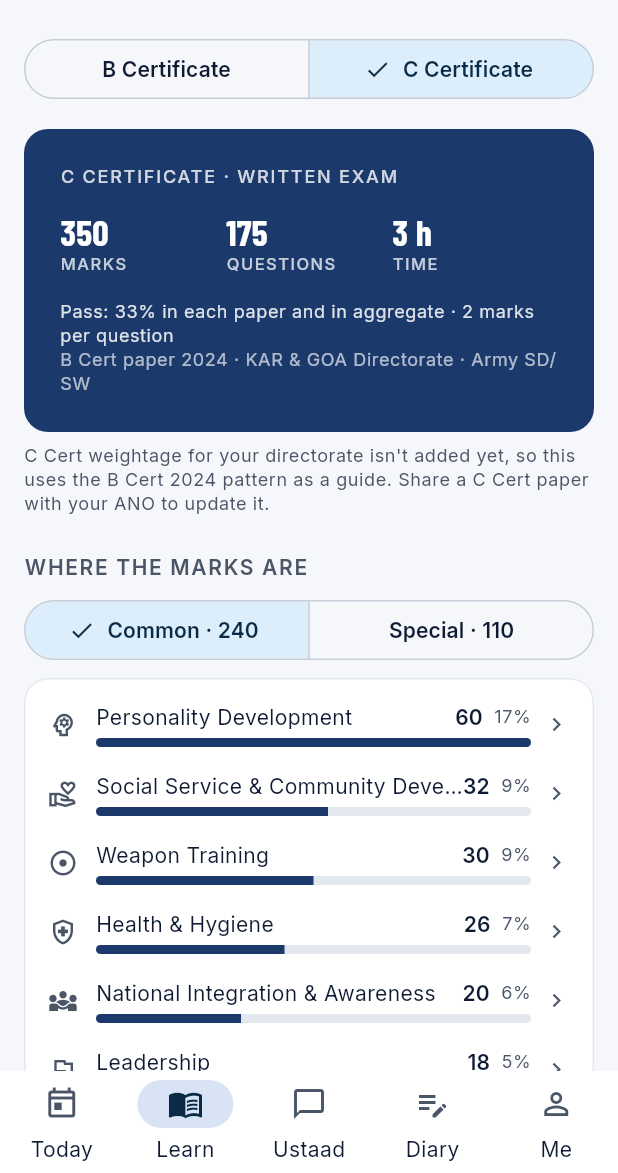
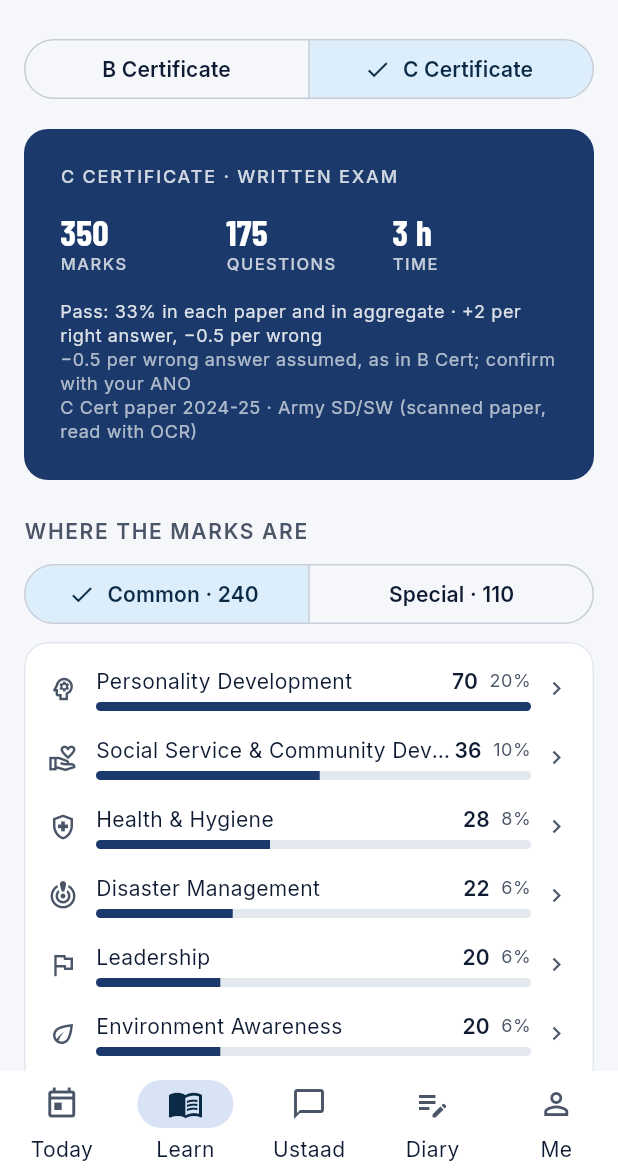
Before and after one commit to jai8806/Phoenix, a Flutter app: the LearnScreen screen opened by its route, after a tap on "C Certificate", on a phone screen of 412 x 824 dp, the part 63-1236 px from its top. Run offline on Flutter 3.47's test engine with Material 3 defaults, Android fonts, the phone set to English and light mode, and no system bars; our stand-ins replace flutter_riverpod, go_router, material_ui, shared_preferences, supabase_flutter; accounts and stored records are empty.

Commit message:
C Cert weightage from its own paper, negative marking, Word papers
- C Cert 2024-25 paper (scanned, bilingual) read with Tesseract OCR; marks
  per section reconstructed and checked against question numbering
  (Common 240, Special 110). Weapon Training drops to 10 and Personality
  Development rises to 70 versus B Cert
- B Cert 2025-26 answer sheet confirms the structure and -0.5 per wrong
  answer; full mocks now mark +2 / -0.5 (C Cert's -0.5 is assumed and
  labelled as such)
- analyze_pyq.py generates bCertInsights and cCertInsights
  (app/lib/data/exam/cert_insights.dart); 1,732 of 1,904 questions matched
  to précis chapters
- mcq_bank.py reads Word papers: numbers unnumbered questions, uses each
  heading's stated count and marks the overflow as Mixed Subjects
  (practice paper: 223 questions)
- Tests: C Cert weightage test (65 app tests, 21 pipeline tests).
  Version 0.5.0

Co-Authored-By: Claude Opus 5.5 <noreply@anthropic.com>
Claude-Session: https://claude.ai/code/session_01MR2csFyhrcPHEkvxik4Kc3

```diff
--- a/app/lib/data/exam/b_cert_insights.dart
+++ /dev/null
@@ -1,126 +0,0 @@
-// GENERATED by tools/ingest/analyze_pyq.py. Do not edit by hand.
-// Marks: B Certificate paper 2024, KAR & GOA NCC Directorate (Army SD/SW).
-// High-yield chapters: 1603 bank and paper questions matched to précis chapters.
-
-import 'insights.dart';
-
-const bCertInsights = ExamInsights(
-  exam: 'B Certificate',
-  source: 'B Cert paper 2024 · KAR & GOA Directorate · Army SD/SW',
-  totalMarks: 350,
-  questionCount: 175,
-  durationMinutes: 180,
-  passRule: '33% in each paper and in aggregate',
-  questionsAnalysed: 1603,
-  subjects: [
-    SubjectInsight(paper: ExamPaper.common, name: 'Personality Development', marks: 60, groupCodes: ['PDLS'], bankQuestions: 178, bankSections: ['Personality Development'], note: '', topChapters: [
-      ChapterShare(code: 'PDLS-5', title: 'Critical and Creative Thinking', share: 0.12),
-      ChapterShare(code: 'PDLS-6', title: 'Communication Skills– 1', share: 0.11),
-      ChapterShare(code: 'PDLS-2', title: 'Factors Influencing / Shaping Personality', share: 0.10),
-      ChapterShare(code: 'PDLS-1', title: 'Introduction to Personality Development', share: 0.10),
-      ChapterShare(code: 'PDLS-9', title: 'Coping with Stress and Emotions', share: 0.10),
-    ]),
-    SubjectInsight(paper: ExamPaper.common, name: 'Social Service & Community Development', marks: 32, groupCodes: ['SA'], bankQuestions: 53, bankSections: ['Social Service & Community Development (SSCD)', 'PMJAY'], note: '', topChapters: [
-      ChapterShare(code: 'SA-13', title: 'Government’s New Development Initiatives', share: 0.34),
-      ChapterShare(code: 'SA-7', title: 'Social Evils: Female Foeticide, Dowry, Child Abuse Trafficking and Corruption', share: 0.09),
-      ChapterShare(code: 'SA-6', title: 'Social Security Schemes', share: 0.09),
-    ]),
-    SubjectInsight(paper: ExamPaper.common, name: 'Weapon Training', marks: 30, groupCodes: ['WT'], bankQuestions: 124, bankSections: ['Weapon Training'], note: '', topChapters: [
-      ChapterShare(code: 'WT-3', title: 'Stripping, Assembling, Care and Cleaning of 5.56mm INSAS Rifle', share: 0.35),
-      ChapterShare(code: 'WT-1', title: 'Characteristics of Point 22” Rifle and its Ammunition', share: 0.28),
-      ChapterShare(code: 'WT-9', title: 'Short Range Firing, Aiming and Alteration of Sight', share: 0.12),
-    ]),
-    SubjectInsight(paper: ExamPaper.common, name: 'Health & Hygiene', marks: 26, groupCodes: ['H'], bankQuestions: 124, bankSections: ['Health and Hygiene'], note: '', topChapters: [
-      ChapterShare(code: 'H-2', title: 'Hygiene and Sanitation (Personal and Food Hygiene)', share: 0.28),
-      ChapterShare(code: 'H-7', title: 'Introduction to Yoga and Exercises', share: 0.21),
-      ChapterShare(code: 'H-5', title: 'First Aid in Common Medical Emergencies', share: 0.17),
-      ChapterShare(code: 'H-4', title: 'Infectious and Contagious Diseases and Their Prevention', share: 0.15),
-      ChapterShare(code: 'H-1', title: 'Structure and Functioning of the Human Body', share: 0.10),
-    ]),
-    SubjectInsight(paper: ExamPaper.common, name: 'National Integration & Awareness', marks: 20, groupCodes: ['NI'], bankQuestions: 49, bankSections: ['National Integration'], note: '', topChapters: [
-      ChapterShare(code: 'NI-4', title: 'Factors Affecting National Integration', share: 0.24),
-      ChapterShare(code: 'NI-1', title: 'Heritage of India', share: 0.24),
-      ChapterShare(code: 'NI-5', title: 'Unity in Diversity', share: 0.16),
-      ChapterShare(code: 'NI-3', title: 'Introduction to Constitution of India', share: 0.14),
-      ChapterShare(code: 'NI-7', title: 'Role of NCC in Nation Building', share: 0.12),
-    ]),
-    SubjectInsight(paper: ExamPaper.common, name: 'Leadership', marks: 18, groupCodes: ['L'], bankQuestions: 83, bankSections: ['Leadership'], note: 'inferred from question numbers', topChapters: [
-      ChapterShare(code: 'L-9', title: 'Leadership Case Studies - III Mahendra Singh Dhoni', share: 0.28),
-      ChapterShare(code: 'L-8', title: 'Leadership Case Studies - II Kiran Bedi', share: 0.20),
-      ChapterShare(code: 'L-1', title: 'Leadership Traits', share: 0.16),
-      ChapterShare(code: 'L-7', title: 'Leadership Case Study -I Swami Vivekananda', share: 0.10),
-    ]),
-    SubjectInsight(paper: ExamPaper.common, name: 'Disaster Management', marks: 18, groupCodes: ['DM'], bankQuestions: 48, bankSections: ['Disaster Management'], note: '', topChapters: [
-      ChapterShare(code: 'DM-2', title: 'Types of Disasters', share: 0.35),
-      ChapterShare(code: 'DM-1', title: 'Disaster Management Organisation – NDMA & NDRF', share: 0.29),
-      ChapterShare(code: 'DM-7', title: 'Fire Fighting', share: 0.15),
-      ChapterShare(code: 'DM-8', title: 'Civil Defence Organisation and Their Duties', share: 0.08),
-    ]),
-    SubjectInsight(paper: ExamPaper.common, name: 'Adventure', marks: 16, groupCodes: ['ADV'], bankQuestions: 33, bankSections: ['Adventure'], note: '', topChapters: [
-      ChapterShare(code: 'ADV-4', title: 'Cycling and Trekking', share: 0.36),
-      ChapterShare(code: 'ADV-1', title: 'Parasailing', share: 0.24),
-      ChapterShare(code: 'ADV-3', title: 'Rock Climbing', share: 0.24),
-      ChapterShare(code: 'ADV-2', title: 'Slithering', share: 0.15),
-    ]),
-    SubjectInsight(paper: ExamPaper.common, name: 'Border & Coastal Areas', marks: 8, groupCodes: [], bankQuestions: 36, bankSections: ['Border And Coastal Areas'], note: '', topChapters: [
-    ]),
-    SubjectInsight(paper: ExamPaper.common, name: 'NCC General', marks: 6, groupCodes: ['N'], bankQuestions: 66, bankSections: ['NCC General'], note: '', topChapters: [
-      ChapterShare(code: 'N-2', title: 'Organisation, Training and NCC Song', share: 0.36),
-      ChapterShare(code: 'N-4', title: 'Duties, Responsibilities and Conduct by NCC Cadets', share: 0.23),
-      ChapterShare(code: 'N-3', title: 'Incentives to Cadets', share: 0.20),
-      ChapterShare(code: 'N-1', title: 'Aims and Objectives of NCC', share: 0.15),
-    ]),
-    SubjectInsight(paper: ExamPaper.common, name: 'Obstacle Training', marks: 6, groupCodes: [], bankQuestions: 20, bankSections: ['Obstacle Training'], note: '', topChapters: [
-    ]),
-    SubjectInsight(paper: ExamPaper.common, name: 'Environment Awareness', marks: 0, groupCodes: ['E'], bankQuestions: 29, bankSections: ['Environmental Awareness And Conservation'], note: 'not in the 2024 paper', topChapters: [
-      ChapterShare(code: 'E-1', title: 'Natural Resources Conservation & Management', share: 0.52),
-      ChapterShare(code: 'E-4', title: 'Energy Conservation', share: 0.24),
-      ChapterShare(code: 'E-2', title: 'Water Conservation and Rainwater Harvesting', share: 0.24),
-    ]),
-    SubjectInsight(paper: ExamPaper.common, name: 'Drill', marks: 0, groupCodes: ['FD'], bankQuestions: 105, bankSections: ['Drill'], note: 'tested in the practical, not the written paper', topChapters: [
-      ChapterShare(code: 'FD-1', title: 'Drill Ki Aam Hidayaten Aur Words of Command', share: 0.19),
-      ChapterShare(code: 'FD-21', title: 'Instructional Practice', share: 0.16),
-      ChapterShare(code: 'FD-3', title: 'Kadwar Sizing, Teen Line Banana, Khuli Line Aur Nikat Line Mein March', share: 0.15),
-      ChapterShare(code: 'FD-2', title: 'Savdhan, Vishram, Aaram Se Aur Mudna', share: 0.10),
-    ]),
-    SubjectInsight(paper: ExamPaper.special, name: 'Map Reading', marks: 24, groupCodes: ['MR'], bankQuestions: 144, bankSections: ['Map Reading (MR)', 'Map Reading'], note: '', topChapters: [
-      ChapterShare(code: 'MR-3', title: 'Topographical Forms and Technical Terms', share: 0.21),
-      ChapterShare(code: 'MR-6', title: 'Types of Bearing and Use of Service Protractor', share: 0.15),
-      ChapterShare(code: 'MR-4', title: 'Relief, Contours and Gradients', share: 0.12),
-      ChapterShare(code: 'MR-5', title: 'Cardinal Points and Types of North', share: 0.12),
-      ChapterShare(code: 'MR-2', title: 'Scales and Grid Systems', share: 0.11),
-    ]),
-    SubjectInsight(paper: ExamPaper.special, name: 'Field Craft & Battle Craft', marks: 24, groupCodes: ['FC/BC'], bankQuestions: 189, bankSections: ['Field Craft And Battle Craft (Fc & Bc)', 'Field Craft & Battle Craft (Fc & Bc)'], note: '', topChapters: [
-      ChapterShare(code: 'FC/BC-3', title: 'Description of Ground', share: 0.13),
-      ChapterShare(code: 'FC/BC-2', title: 'Judging Distance', share: 0.12),
-      ChapterShare(code: 'FC/BC-10', title: 'Knots and Lashings', share: 0.12),
-      ChapterShare(code: 'FC/BC-5', title: 'Observation, Camouflage and Concealment', share: 0.11),
-      ChapterShare(code: 'FC/BC-9', title: 'Fire and Movement', share: 0.11),
-    ]),
-    SubjectInsight(paper: ExamPaper.special, name: 'Armed Forces', marks: 20, groupCodes: ['AF'], bankQuestions: 143, bankSections: ['Armed Forces'], note: '', topChapters: [
-      ChapterShare(code: 'AF-1', title: 'Basic Organisation of Armed Forces', share: 0.38),
-      ChapterShare(code: 'AF-2', title: 'Organisation of Army', share: 0.22),
-      ChapterShare(code: 'AF-3', title: 'Badges of Ranks', share: 0.13),
-      ChapterShare(code: 'AF-6', title: 'Modes of Entry to Army', share: 0.10),
-      ChapterShare(code: 'AF-5', title: 'Task and Role of Supporting Arms and Services', share: 0.08),
-    ]),
-    SubjectInsight(paper: ExamPaper.special, name: 'Military History', marks: 20, groupCodes: ['MH'], bankQuestions: 97, bankSections: ['Military History (MH)', 'Military History'], note: '', topChapters: [
-      ChapterShare(code: 'MH-2', title: 'Indian Army War Heroes PVC', share: 0.35),
-      ChapterShare(code: 'MH-3', title: 'Study of Battles of Indo-pak War 1965, 1971 & Kargil', share: 0.29),
-      ChapterShare(code: 'MH-4', title: 'War Movies', share: 0.20),
-      ChapterShare(code: 'MH-1', title: 'Biographies of Renowned Generals', share: 0.16),
-    ]),
-    SubjectInsight(paper: ExamPaper.special, name: 'Infantry Weapons & Equipment', marks: 16, groupCodes: ['INF'], bankQuestions: 48, bankSections: ['Introduction To Infantry Weapons And Equipment', 'Infantry Weapons & Equipment'], note: '', topChapters: [
-      ChapterShare(code: 'INF-3', title: 'Characteristics of Company Support Weapons', share: 0.35),
-      ChapterShare(code: 'INF-4', title: 'Charecteristics of Infantry Battalion Support Weapons', share: 0.29),
-      ChapterShare(code: 'INF-1', title: 'Characteristics of 5.56mm INSAS Rifle, Ammunition, Firepower, Stripping, Assembling and Cleaning', share: 0.27),
-      ChapterShare(code: 'INF-2', title: 'Organisationof Infantry Battalion', share: 0.08),
-    ]),
-    SubjectInsight(paper: ExamPaper.special, name: 'Communication', marks: 6, groupCodes: ['C'], bankQuestions: 92, bankSections: ['Communication'], note: '', topChapters: [
-      ChapterShare(code: 'C-5', title: 'Latest Trends and Development in Communication', share: 0.30),
-      ChapterShare(code: 'C-4', title: 'Basic Radio Telephony (RT) Procedure', share: 0.25),
-      ChapterShare(code: 'C-1', title: 'Types of Communication', share: 0.18),
-      ChapterShare(code: 'C-3', title: 'Characteristics of Walkie / Talkie', share: 0.18),
-    ]),
-  ],
-);
--- a/app/lib/data/exam/exam_data.dart
+++ b/app/lib/data/exam/exam_data.dart
@@ -1,7 +1,7 @@
 import '../../domain/study_plan.dart';
 import '../models/user.dart';
 import '../syllabus/syllabus.dart';
-import 'b_cert_insights.dart';
+import 'cert_insights.dart';
 import 'insights.dart';
 
 enum CertTrack {
@@ -12,11 +12,8 @@ enum CertTrack {
   final String label;
 }
 
-/// Weightage for a track. C Cert uses the B Cert 2024 analysis as a guide
-/// until a C Cert paper from the directorate is added.
-ExamInsights insightsFor(CertTrack track) => bCertInsights;
-
-bool usesBGuide(CertTrack track) => track == CertTrack.c;
+/// Weightage for a track, from that certificate's own past paper.
+ExamInsights insightsFor(CertTrack track) => track == CertTrack.b ? bCertInsights : cCertInsights;
 
 /// Official SD/SW chapters for a subject, with how often each was asked.
 List<StudyChapter> chaptersFor(SubjectInsight s) {
--- a/app/lib/data/exam/insights.dart
+++ b/app/lib/data/exam/insights.dart
@@ -58,6 +58,8 @@ class ExamInsights {
     required this.durationMinutes,
     required this.passRule,
     required this.questionsAnalysed,
+    this.negativeMarks = 0,
+    this.negativeNote = '',
     required this.subjects,
   });
 
@@ -68,6 +70,10 @@ class ExamInsights {
   final int durationMinutes;
   final String passRule;
   final int questionsAnalysed;
+
+  /// Marks taken off per wrong answer.
+  final double negativeMarks;
+  final String negativeNote;
   final List<SubjectInsight> subjects;
 
   int marksFor(ExamPaper p) => subjects.where((s) => s.paper == p).fold(0, (a, s) => a + s.marks);
--- a/app/lib/features/cadet/learn_screen.dart
+++ b/app/lib/features/cadet/learn_screen.dart
@@ -52,14 +52,6 @@ class _LearnScreenState extends ConsumerState<LearnScreen> {
         ),
         const SizedBox(height: Space.lg),
         _ExamHero(insights: insights, track: track),
-        if (usesBGuide(track)) ...[
-          const SizedBox(height: Space.sm),
-          Text(
-            'C Cert weightage for your directorate isn\'t added yet, so this uses the B Cert 2024 pattern as a guide. '
-            'Share a C Cert paper with your ANO to update it.',
-            style: t.bodySmall?.copyWith(color: c.onSurfaceVariant),
-          ),
-        ],
         const SectionHeader('Where the marks are'),
         SegmentedButton<ExamPaper>(
           segments: [
@@ -189,8 +181,11 @@ class _ExamHero extends StatelessWidget {
             fact('${insights.durationMinutes ~/ 60} h', 'time'),
           ]),
           const SizedBox(height: Space.lg),
-          Text('Pass: ${insights.passRule} · 2 marks per question',
+          Text('Pass: ${insights.passRule} · +2 per right answer'
+              '${insights.negativeMarks > 0 ? ', −${insights.negativeMarks} per wrong' : ''}',
               style: t.bodySmall?.copyWith(color: on.withValues(alpha: 0.85))),
+          if (insights.negativeNote.contains('assumed'))
+            Text(insights.negativeNote, style: t.bodySmall?.copyWith(color: on.withValues(alpha: 0.65))),
           Text(insights.source, style: t.bodySmall?.copyWith(color: on.withValues(alpha: 0.65))),
         ]),
       ),
--- a/app/lib/features/cadet/quiz_screen.dart
+++ b/app/lib/features/cadet/quiz_screen.dart
@@ -58,7 +58,7 @@ class _QuizScreenState extends ConsumerState<QuizScreen> {
       }
       _title = 'Full ${insights.exam} mock';
       _questions = picked;
-      _marking = const MarkingScheme();
+      _marking = MarkingScheme(correct: 2, wrong: insights.negativeMarks);
       _limit = Duration(minutes: (insights.durationMinutes * picked.length / insights.questionCount).ceil().clamp(1, 600));
     } else if (widget.testId.startsWith('subject:')) {
       final name = widget.testId.substring('subject:'.length);
--- a/app/pubspec.yaml
+++ b/app/pubspec.yaml
@@ -1,7 +1,7 @@
 name: phoenix
 description: "Phoenix — the go-to app for NCC cadets and their units."
 publish_to: 'none'
-version: 0.4.0+6
+version: 0.5.0+7
 
 environment:
   sdk: ^3.14.0
```
Also changed, not shown: app/lib/data/exam/cert_insights.dart (added, +252 -0 lines), 4 other files.
